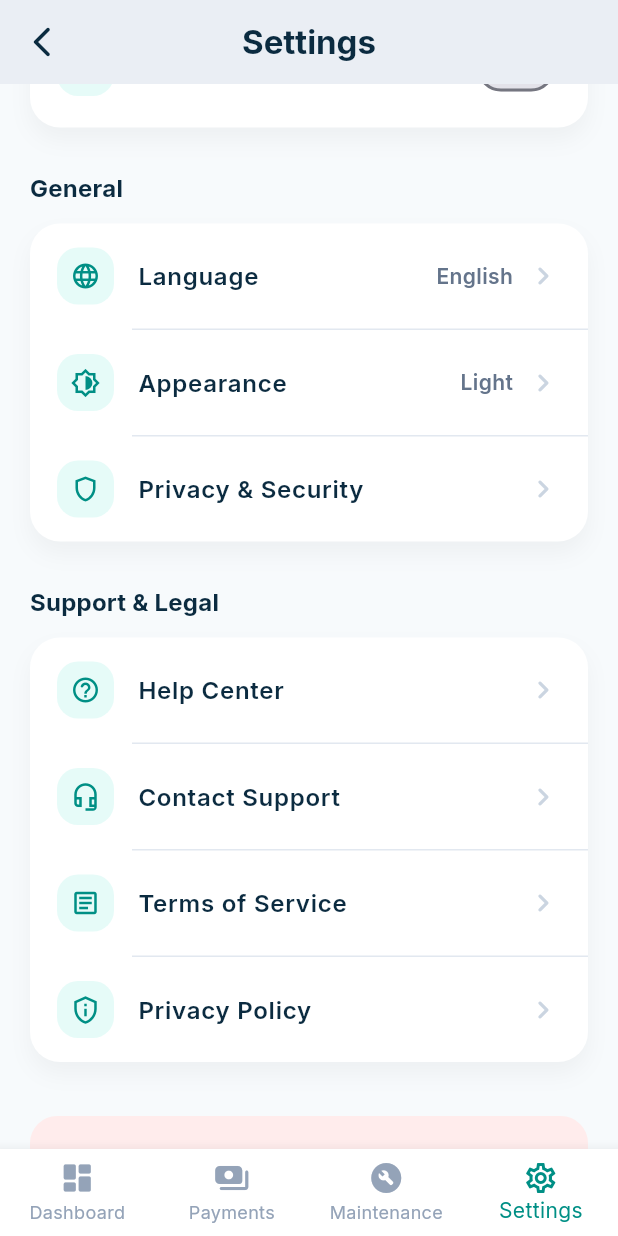
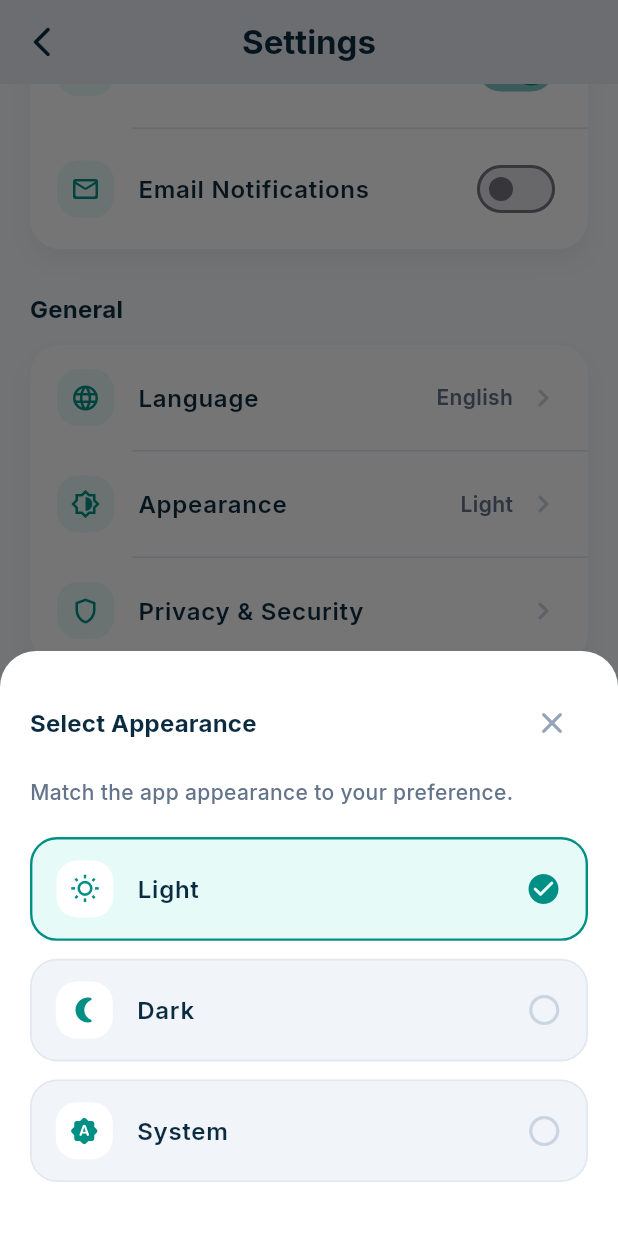
Before and after one commit to sostinewaliaula/rentara, a Flutter app: the SettingsScreen screen opened by its route, scrolled down 576 dp, after a tap on "Appearance", on a phone screen of 412 x 824 dp. Run offline on Flutter 3.47's test engine with Material 3 defaults, Android fonts, the phone set to English and light mode, and no system bars; our stand-ins replace dio, flutter_riverpod, flutter_secure_storage, go_router, google_fonts, riverpod_annotation; accounts and stored records are empty; generated files the repository leaves out were written again.

Commit message:
updated the settings oage

```diff
--- a/mobile/lib/features/settings/presentation/screens/change_password_screen.dart
+++ b/mobile/lib/features/settings/presentation/screens/change_password_screen.dart
@@ -272,22 +272,27 @@ class _PasswordField extends StatelessWidget {
           controller: controller,
           obscureText: obscureText,
           validator: validator,
+          style: const TextStyle(
+            color: Color(0xFF0B2B40),
+            fontWeight: FontWeight.w600,
+            fontSize: 16,
+          ),
           decoration: InputDecoration(
             filled: true,
             fillColor: Colors.white,
             hintText: 'Enter $label'.toLowerCase(),
-            hintStyle: const TextStyle(color: Color(0xFF94A3B8)),
+            hintStyle: const TextStyle(color: Color(0xFF94A3B8), fontWeight: FontWeight.w500),
             border: OutlineInputBorder(
               borderRadius: BorderRadius.circular(18),
-              borderSide: const BorderSide(color: Color(0xFFCBD5E1)),
+              borderSide: const BorderSide(color: Color(0xFFE2E8F0), width: 1.2),
             ),
             enabledBorder: OutlineInputBorder(
               borderRadius: BorderRadius.circular(18),
-              borderSide: const BorderSide(color: Color(0xFFCBD5E1)),
+              borderSide: const BorderSide(color: Color(0xFFE2E8F0), width: 1.2),
             ),
             focusedBorder: OutlineInputBorder(
               borderRadius: BorderRadius.circular(18),
-              borderSide: const BorderSide(color: Color(0xFF008F85), width: 1.6),
+              borderSide: const BorderSide(color: Color(0xFF008F85), width: 1.8),
             ),
             suffixIcon: IconButton(
               icon: Icon(
--- a/mobile/lib/features/settings/presentation/screens/settings_screen.dart
+++ b/mobile/lib/features/settings/presentation/screens/settings_screen.dart
@@ -1,6 +1,8 @@
 import 'package:flutter/material.dart';
 import 'package:go_router/go_router.dart';
 import 'package:rentara/core/widgets/main_bottom_nav.dart';
+
+enum AppearanceMode { light, dark, system }
 
 class SettingsScreen extends StatefulWidget {
   const SettingsScreen({super.key});
@@ -12,6 +14,8 @@ class SettingsScreen extends StatefulWidget {
 class _SettingsScreenState extends State<SettingsScreen> {
   bool _pushNotifications = true;
   bool _emailNotifications = false;
+  bool _smsNotifications = true;
+  AppearanceMode _appearanceMode = AppearanceMode.light;
 
   @override
   Widget build(BuildContext context) {
@@ -83,6 +87,18 @@ class _SettingsScreenState extends State<SettingsScreen> {
                 ),
                 const _TileDivider(),
                 _SettingsTile(
+                  icon: Icons.sms_outlined,
+                  title: 'SMS Notifications',
+                  trailing: Switch.adaptive(
+                    value: _smsNotifications,
+                    activeColor: const Color(0xFF008F85),
+                    onChanged: (value) {
+                      setState(() => _smsNotifications = value);
+                    },
+                  ),
+                ),
+                const _TileDivider(),
+                _SettingsTile(
                   icon: Icons.mail_outline_rounded,
                   title: 'Email Notifications',
                   trailing: Switch.adaptive(
@@ -110,8 +126,8 @@ class _SettingsScreenState extends State<SettingsScreen> {
                 _SettingsTile(
                   icon: Icons.brightness_6_outlined,
                   title: 'Appearance',
-                  trailingText: 'Light',
-                  onTap: () {},
+                  trailingText: _appearanceLabel,
+                  onTap: _showAppearanceSheet,
                 ),
                 const _TileDivider(),
                 _SettingsTile(
@@ -178,6 +194,79 @@ class _SettingsScreenState extends State<SettingsScreen> {
         ),
       ),
       bottomNavigationBar: const MainBottomNav(currentIndex: 3),
+    );
+  }
+
+  String get _appearanceLabel {
+    switch (_appearanceMode) {
+      case AppearanceMode.light:
+        return 'Light';
+      case AppearanceMode.dark:
+        return 'Dark';
+      case AppearanceMode.system:
+        return 'System';
+    }
+  }
+
+  void _showAppearanceSheet() {
+    showModalBottomSheet<void>(
+      context: context,
+      backgroundColor: Colors.white,
+      shape: const RoundedRectangleBorder(
+        borderRadius: BorderRadius.vertical(top: Radius.circular(24)),
+      ),
+      builder: (sheetContext) {
+        return Padding(
+          padding: EdgeInsets.only(
+            left: 20,
+            right: 20,
+            top: 24,
+            bottom: MediaQuery.of(sheetContext).viewInsets.bottom + 24,
+          ),
+          child: Column(
+            mainAxisSize: MainAxisSize.min,
+            crossAxisAlignment: CrossAxisAlignment.start,
+            children: [
+              Row(
+                children: [
+                  Expanded(
+                    child: Text(
+                      'Select Appearance',
+                      style: Theme.of(context).textTheme.titleMedium?.copyWith(
+                            fontWeight: FontWeight.w700,
+                            color: const Color(0xFF0B2B40),
+                          ),
+                    ),
+                  ),
+                  IconButton(
+                    icon: const Icon(Icons.close_rounded, color: Color(0xFF94A3B8)),
+                    onPressed: () => Navigator.of(sheetContext).pop(),
+                  ),
+                ],
+              ),
+              const SizedBox(height: 12),
+              const Text(
+                'Match the app appearance to your preference.',
+                style: TextStyle(
+                  color: Color(0xFF64748B),
+                  fontWeight: FontWeight.w500,
+                ),
+              ),
+              const SizedBox(height: 20),
+              ...AppearanceMode.values.map(
+                (mode) => _AppearanceOptionTile(
+                  mode: mode,
+                  isSelected: _appearanceMode == mode,
+                  onSelected: () {
+                    setState(() => _appearanceMode = mode);
+                    Navigator.of(sheetContext).pop();
+                  },
+                ),
+              ),
+            ],
+          ),
+        );
+      },
     );
   }
 }
@@ -374,3 +463,89 @@ class _SettingsTile extends StatelessWidget {
     );
   }
 }
+
+class _AppearanceOptionTile extends StatelessWidget {
+  const _AppearanceOptionTile({
+    required this.mode,
+    required this.isSelected,
+    required this.onSelected,
+  });
+
+  final AppearanceMode mode;
+  final bool isSelected;
+  final VoidCallback onSelected;
+
+  String get _label {
+    switch (mode) {
+      case AppearanceMode.light:
+        return 'Light';
+      case AppearanceMode.dark:
+        return 'Dark';
+      case AppearanceMode.system:
+        return 'System';
+    }
+  }
+
+  IconData get _icon {
+    switch (mode) {
+      case AppearanceMode.light:
+        return Icons.wb_sunny_outlined;
+      case AppearanceMode.dark:
+        return Icons.nightlight_round;
+      case AppearanceMode.system:
+        return Icons.brightness_auto_rounded;
+    }
+  }
+
+  @override
+  Widget build(BuildContext context) {
+    return InkWell(
+      borderRadius: BorderRadius.circular(18),
+      onTap: onSelected,
+      child: Container(
+        margin: const EdgeInsets.only(bottom: 12),
+        padding: const EdgeInsets.symmetric(horizontal: 16, vertical: 14),
+        decoration: BoxDecoration(
+          color: isSelected ? const Color(0xFFE6FBF8) : const Color(0xFFF1F5F9),
+          borderRadius: BorderRadius.circular(18),
+          border: Border.all(
+            color: isSelected ? const Color(0xFF008F85) : const Color(0xFFE2E8F0),
+            width: isSelected ? 1.6 : 1.2,
+          ),
+        ),
+        child: Row(
+          children: [
+            Container(
+              width: 38,
+              height: 38,
+              decoration: BoxDecoration(
+                color: Colors.white,
+                borderRadius: BorderRadius.circular(14),
+              ),
+              alignment: Alignment.center,
+              child: Icon(
+                _icon,
+                color: const Color(0xFF008F85),
+                size: 20,
+              ),
+            ),
+            const SizedBox(width: 16),
+            Expanded(
+              child: Text(
+                _label,
+                style: Theme.of(context).textTheme.bodyLarge?.copyWith(
+                      fontWeight: FontWeight.w600,
+                      color: const Color(0xFF0B2B40),
+                    ),
+              ),
+            ),
+            if (isSelected)
+              const Icon(Icons.check_circle_rounded, color: Color(0xFF008F85))
+            else
+              const Icon(Icons.circle_outlined, color: Color(0xFFCBD5E1)),
+          ],
+        ),
+      ),
+    );
+  }
+}
```
